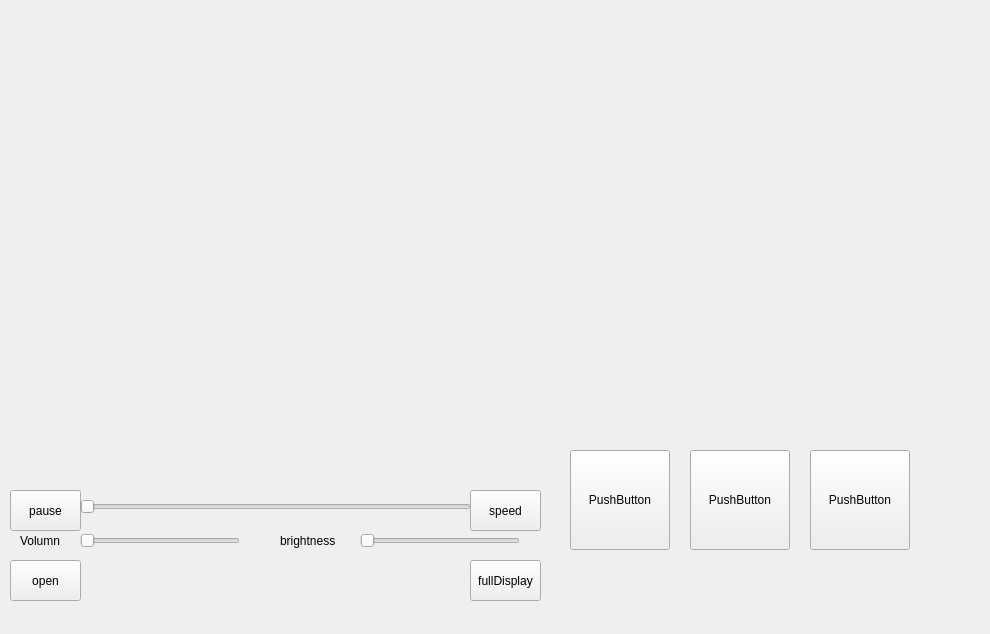
sc19hz/UI-video, file myPlayer/mainwindow.ui: the form before one commit.
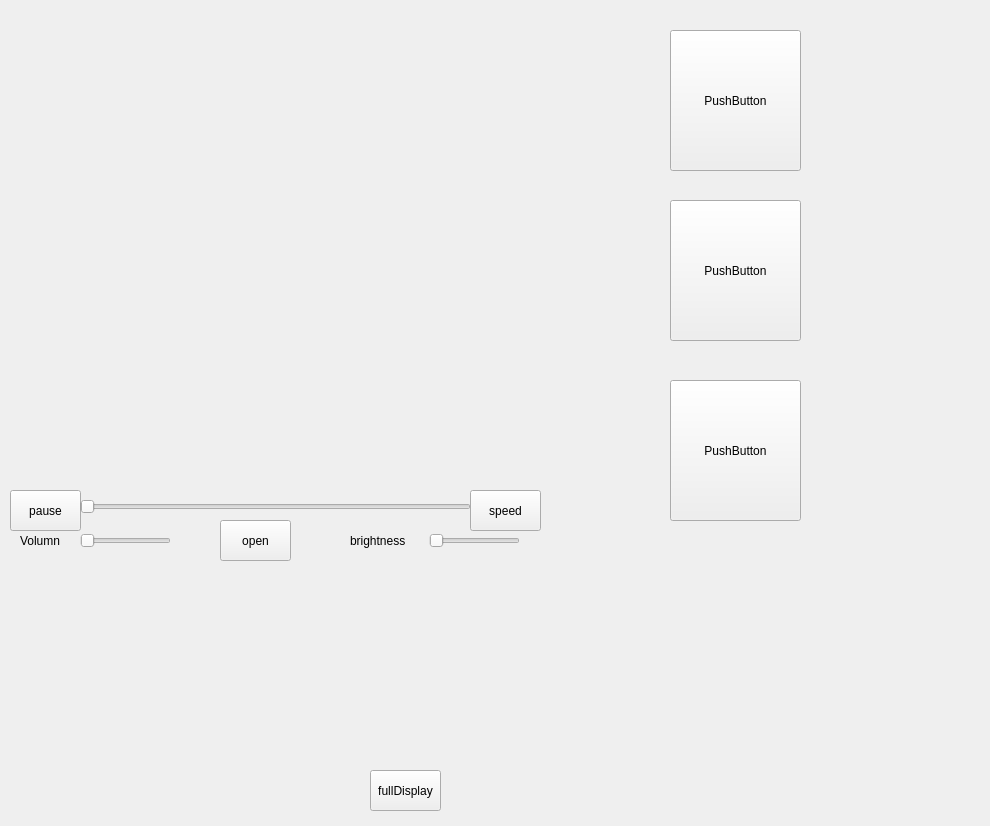
The form after the commit. Custom widgets are drawn as their Qt base class.

The edit to the form file:
```diff
--- a/myPlayer/mainwindow.ui
+++ b/myPlayer/mainwindow.ui
@@ -7,7 +7,7 @@
     <x>0</x>
     <y>0</y>
     <width>990</width>
-    <height>634</height>
+    <height>826</height>
    </rect>
   </property>
   <property name="windowTitle">
@@ -17,8 +17,8 @@
    <widget class="QPushButton" name="pushButton">
     <property name="geometry">
      <rect>
-      <x>470</x>
-      <y>560</y>
+      <x>370</x>
+      <y>770</y>
       <width>71</width>
       <height>41</height>
      </rect>
@@ -67,8 +67,8 @@
    <widget class="QPushButton" name="pushButton_4">
     <property name="geometry">
      <rect>
-      <x>10</x>
-      <y>560</y>
+      <x>220</x>
+      <y>520</y>
       <width>71</width>
       <height>41</height>
      </rect>
@@ -139,7 +139,7 @@
      <rect>
       <x>80</x>
       <y>530</y>
-      <width>160</width>
+      <width>91</width>
       <height>22</height>
      </rect>
     </property>
@@ -150,7 +150,7 @@
    <widget class="QLabel" name="label_2">
     <property name="geometry">
      <rect>
-      <x>280</x>
+      <x>350</x>
       <y>530</y>
       <width>71</width>
       <height>21</height>
@@ -163,9 +163,9 @@
    <widget class="QSlider" name="horizontalSlider_3">
     <property name="geometry">
      <rect>
-      <x>360</x>
+      <x>429</x>
       <y>530</y>
-      <width>160</width>
+      <width>91</width>
       <height>22</height>
      </rect>
     </property>
@@ -201,30 +201,30 @@
    <widget class="Video" name="videoOutPut_1" native="true">
     <property name="geometry">
      <rect>
-      <x>580</x>
-      <y>10</y>
-      <width>321</width>
-      <height>191</height>
+      <x>260</x>
+      <y>740</y>
+      <width>20</width>
+      <height>20</height>
      </rect>
     </property>
    </widget>
    <widget class="Video" name="videoOutPut_2" native="true">
     <property name="geometry">
      <rect>
-      <x>580</x>
-      <y>210</y>
-      <width>321</width>
-      <height>191</height>
+      <x>250</x>
+      <y>770</y>
+      <width>20</width>
+      <height>20</height>
      </rect>
     </property>
    </widget>
    <widget class="the_button" name="thebutton_1">
     <property name="geometry">
      <rect>
-      <x>570</x>
-      <y>450</y>
-      <width>100</width>
-      <height>100</height>
+      <x>670</x>
+      <y>30</y>
+      <width>131</width>
+      <height>141</height>
      </rect>
     </property>
     <property name="text">
@@ -234,10 +234,10 @@
    <widget class="the_button" name="thebutton_2">
     <property name="geometry">
      <rect>
-      <x>690</x>
-      <y>450</y>
-      <width>100</width>
-      <height>100</height>
+      <x>670</x>
+      <y>200</y>
+      <width>131</width>
+      <height>141</height>
      </rect>
     </property>
     <property name="text">
@@ -247,10 +247,10 @@
    <widget class="the_button" name="thebutton_3">
     <property name="geometry">
      <rect>
-      <x>810</x>
-      <y>450</y>
-      <width>100</width>
-      <height>100</height>
+      <x>670</x>
+      <y>380</y>
+      <width>131</width>
+      <height>141</height>
      </rect>
     </property>
     <property name="text">
```
